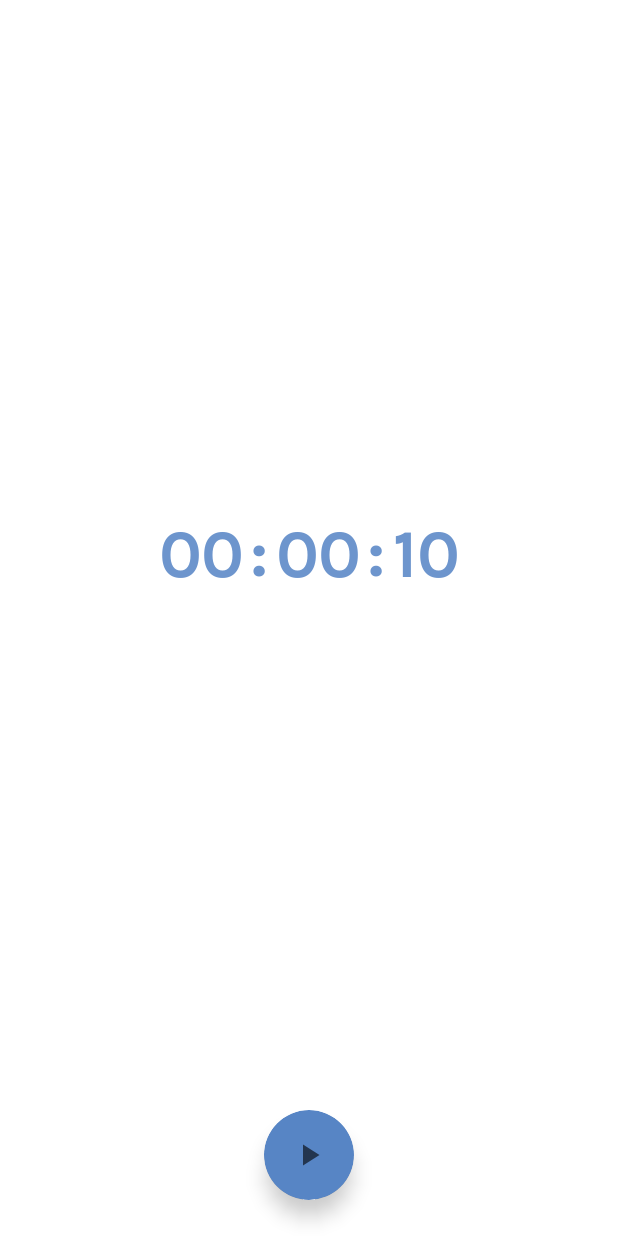
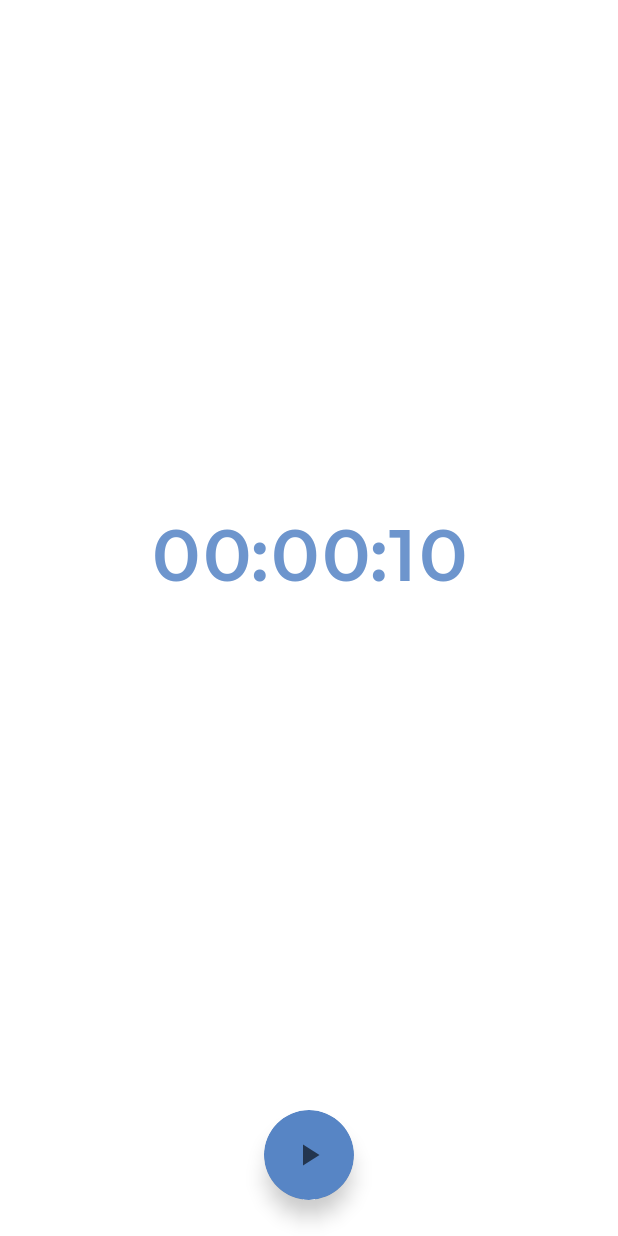
Before and after one commit to melomg/android-dev-challenge-countdown-timer, an Android app built with Jetpack Compose: the screen it shows after launch (MainActivity), on a phone screen of 412 x 824 dp. Run offline under Robolectric (Android 15) with nearby library versions, the phone set to English and light mode, and no system bars.

Commit message:
Use typography for texts

```diff
--- a/app/src/main/java/com/example/androiddevchallenge/CountdownTimerView.kt
+++ b/app/src/main/java/com/example/androiddevchallenge/CountdownTimerView.kt
@@ -20,11 +20,9 @@ import androidx.compose.foundation.layout.Arrangement
 import androidx.compose.foundation.layout.Column
 import androidx.compose.foundation.layout.Row
 import androidx.compose.foundation.layout.Spacer
-import androidx.compose.foundation.layout.defaultMinSize
 import androidx.compose.foundation.layout.fillMaxHeight
 import androidx.compose.foundation.layout.fillMaxWidth
 import androidx.compose.foundation.layout.height
-import androidx.compose.foundation.layout.padding
 import androidx.compose.foundation.layout.size
 import androidx.compose.foundation.shape.CircleShape
 import androidx.compose.material.Button
@@ -37,13 +35,12 @@ import androidx.compose.ui.Modifier
 import androidx.compose.ui.draw.shadow
 import androidx.compose.ui.res.painterResource
 import androidx.compose.ui.res.stringResource
-import androidx.compose.ui.text.font.FontWeight
 import androidx.compose.ui.text.style.TextAlign
 import androidx.compose.ui.tooling.preview.Preview
 import androidx.compose.ui.unit.dp
-import androidx.compose.ui.unit.sp
 import com.example.androiddevchallenge.mapper.toCountTimeHolder
 import com.example.androiddevchallenge.ui.theme.MyTheme
+import com.example.androiddevchallenge.ui.theme.typography
 import kotlin.time.ExperimentalTime
 
 @OptIn(ExperimentalTime::class)
@@ -74,45 +71,30 @@ fun CountdownTimerView(
                     .weight(1f)
                     .fillMaxWidth()
             ) {
-                val textSize = 45.sp
                 Text(
                     text = hours,
-                    fontSize = textSize,
-                    fontWeight = FontWeight.Bold,
+                    style = typography.h3,
                     textAlign = TextAlign.Center,
-                    modifier = Modifier
-                        .padding(4.dp)
-                        .defaultMinSize(40.dp),
                 )
                 Text(
                     text = timerSeparator,
-                    fontSize = textSize,
-                    fontWeight = FontWeight.Bold,
+                    style = typography.h3,
                     textAlign = TextAlign.Center,
                 )
                 Text(
                     text = minutes,
-                    fontSize = textSize,
-                    fontWeight = FontWeight.Bold,
+                    style = typography.h3,
                     textAlign = TextAlign.Center,
-                    modifier = Modifier
-                        .padding(4.dp)
-                        .defaultMinSize(40.dp),
                 )
                 Text(
                     text = timerSeparator,
-                    fontSize = textSize,
-                    fontWeight = FontWeight.Bold,
+                    style = typography.h3,
                     textAlign = TextAlign.Center,
                 )
                 Text(
                     text = seconds,
-                    fontSize = textSize,
-                    fontWeight = FontWeight.Bold,
+                    style = typography.h3,
                     textAlign = TextAlign.Center,
-                    modifier = Modifier
-                        .padding(4.dp)
-                        .defaultMinSize(40.dp),
                 )
             }
 
```
